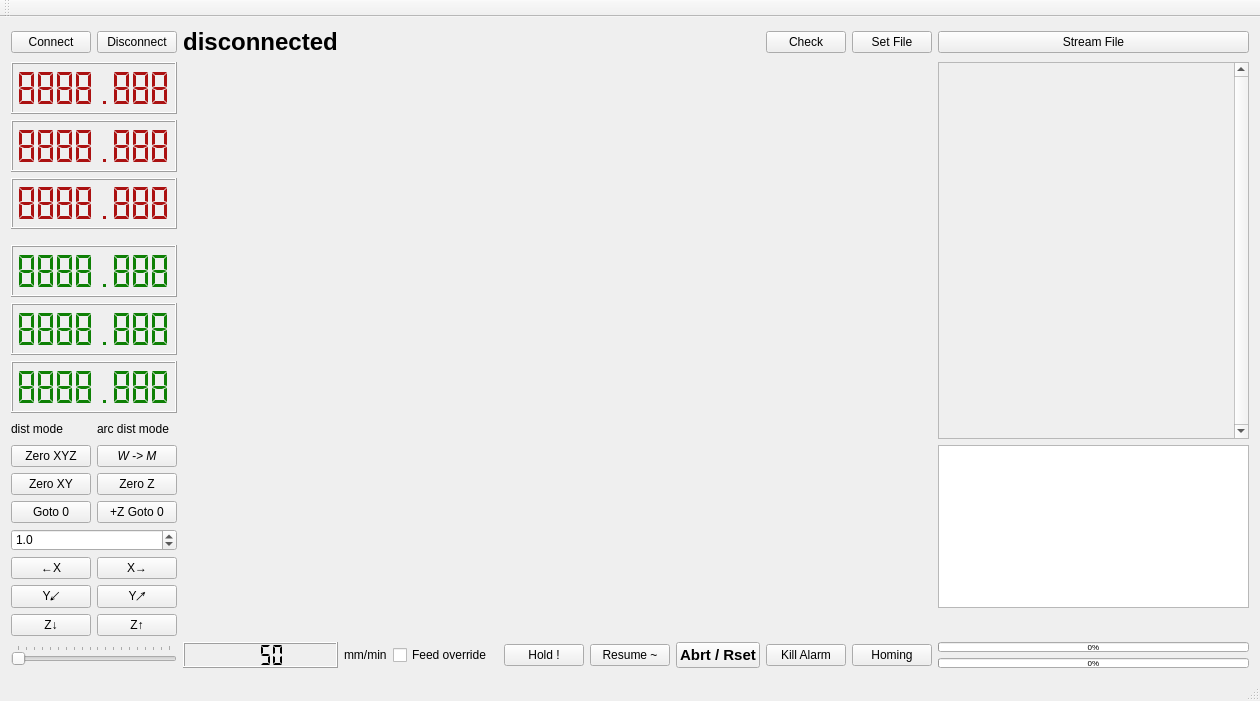
comgram/gerbil_gui, file lib/qt/cnctoolbox/mainwindow.ui: the form before one commit.
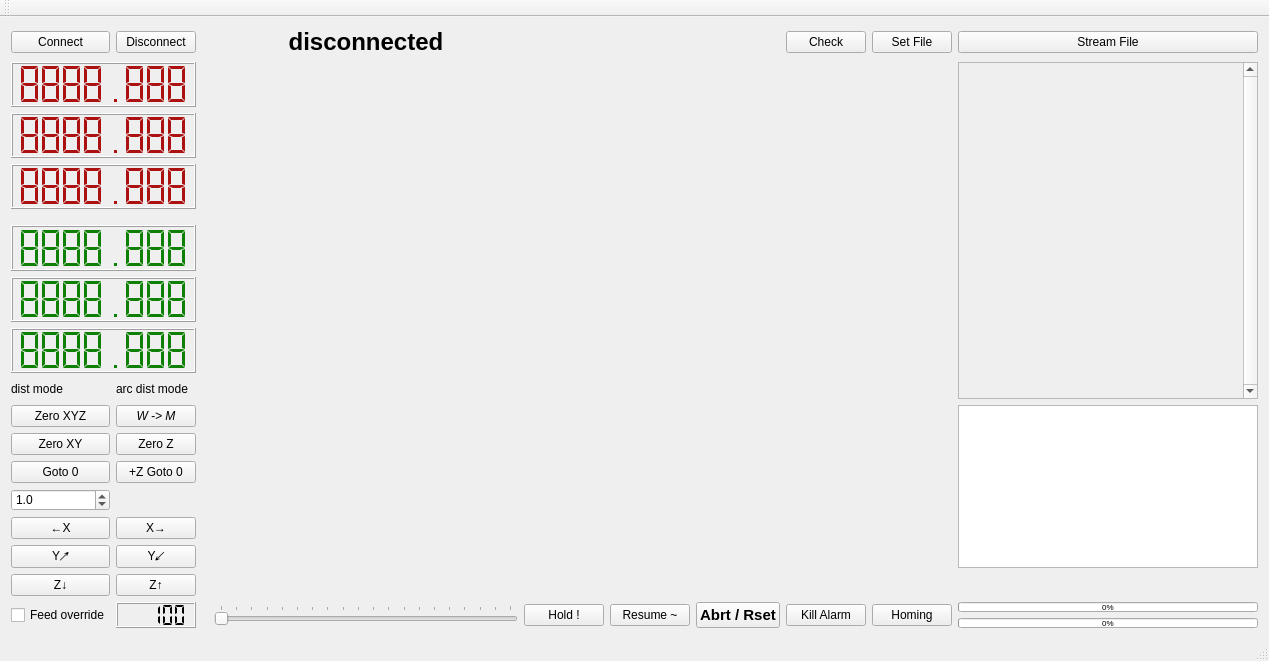
The form after the commit.

Commit message: feed override working

What changed in the file:
```diff
--- a/lib/qt/cnctoolbox/mainwindow.ui
+++ b/lib/qt/cnctoolbox/mainwindow.ui
@@ -6,8 +6,8 @@
    <rect>
     <x>0</x>
     <y>0</y>
-    <width>1260</width>
-    <height>701</height>
+    <width>1269</width>
+    <height>661</height>
    </rect>
   </property>
   <property name="sizePolicy">
@@ -59,20 +59,13 @@
       </property>
      </widget>
     </item>
-    <item row="15" column="10">
+    <item row="16" column="9">
      <widget class="QPushButton" name="pushButton_killalarm">
       <property name="text">
        <string>Kill Alarm</string>
       </property>
      </widget>
     </item>
-    <item row="15" column="4">
-     <widget class="QLabel" name="label_mmmin">
-      <property name="text">
-       <string>mm/min</string>
-      </property>
-     </widget>
-    </item>
     <item row="0" column="1">
      <widget class="QPushButton" name="pushButton_disconnect">
       <property name="text">
@@ -80,23 +73,42 @@
       </property>
      </widget>
     </item>
-    <item row="10" column="0" colspan="2">
-     <widget class="QDoubleSpinBox" name="doubleSpinBox_jogstep">
-      <property name="decimals">
-       <number>1</number>
+    <item row="4" column="11" rowspan="3">
+     <widget class="QScrollArea" name="scrollArea_loginput">
+      <property name="sizePolicy">
+       <sizepolicy hsizetype="Minimum" vsizetype="Expanding">
+        <horstretch>0</horstretch>
+        <verstretch>0</verstretch>
+       </sizepolicy>
       </property>
-      <property name="minimum">
-       <double>0.100000000000000</double>
+      <property name="minimumSize">
+       <size>
+        <width>300</width>
+        <height>0</height>
+       </size>
       </property>
-      <property name="maximum">
-       <double>10.000000000000000</double>
+      <property name="maximumSize">
+       <size>
+        <width>300</width>
+        <height>16777215</height>
+       </size>
       </property>
-      <property name="singleStep">
-       <double>0.100000000000000</double>
+      <property name="verticalScrollBarPolicy">
+       <enum>Qt::ScrollBarAlwaysOn</enum>
       </property>
-      <property name="value">
-       <double>1.000000000000000</double>
+      <property name="widgetResizable">
+       <bool>true</bool>
       </property>
+      <widget class="QWidget" name="scrollAreaWidgetContents">
+       <property name="geometry">
+        <rect>
+         <x>0</x>
+         <y>0</y>
+         <width>285</width>
+         <height>269</height>
+        </rect>
+       </property>
+      </widget>
      </widget>
     </item>
     <item row="0" column="0">
@@ -106,21 +118,14 @@
       </property>
      </widget>
     </item>
-    <item row="15" column="11">
-     <widget class="QPushButton" name="pushButton_homing">
-      <property name="text">
-       <string>Homing</string>
-      </property>
-     </widget>
-    </item>
-    <item row="0" column="10">
+    <item row="0" column="9">
      <widget class="QPushButton" name="pushButton_check">
       <property name="text">
        <string>Check</string>
       </property>
      </widget>
     </item>
-    <item row="15" column="7">
+    <item row="16" column="6">
      <widget class="QPushButton" name="pushButton_hold">
       <property name="text">
        <string>Hold !</string>
@@ -148,8 +153,36 @@
       </property>
      </widget>
     </item>
-    <item row="0" column="12">
+    <item row="7" column="11" rowspan="6">
+     <widget class="QListWidget" name="listWidget_logoutput">
+      <property name="sizePolicy">
+       <sizepolicy hsizetype="Minimum" vsizetype="Expanding">
+        <horstretch>0</horstretch>
+        <verstretch>0</verstretch>
+       </sizepolicy>
+      </property>
+      <property name="minimumSize">
+       <size>
+        <width>300</width>
+        <height>0</height>
+       </size>
+      </property>
+      <property name="maximumSize">
+       <size>
+        <width>300</width>
+        <height>16777215</height>
+       </size>
+      </property>
+     </widget>
+    </item>
+    <item row="0" column="11">
      <widget class="QPushButton" name="pushButton_filestream">
+      <property name="sizePolicy">
+       <sizepolicy hsizetype="Minimum" vsizetype="Fixed">
+        <horstretch>0</horstretch>
+        <verstretch>0</verstretch>
+       </sizepolicy>
+      </property>
       <property name="text">
        <string>Stream File</string>
       </property>
@@ -162,218 +195,6 @@
       </property>
      </widget>
     </item>
-    <item row="15" column="5">
-     <widget class="QCheckBox" name="checkBox_feedoverride">
-      <property name="text">
-       <string>Feed override</string>
-      </property>
-     </widget>
-    </item>
-    <item row="15" column="8">
-     <widget class="QPushButton" name="pushButton_resume">
-      <property name="text">
-       <string>Resume ~</string>
-      </property>
-     </widget>
-    </item>
-    <item row="0" column="3">
-     <widget class="QLabel" name="label_state">
-      <property name="font">
-       <font>
-        <pointsize>18</pointsize>
-        <weight>75</weight>
-        <bold>true</bold>
-       </font>
-      </property>
-      <property name="styleSheet">
-       <string notr="true"/>
-      </property>
-      <property name="text">
-       <string>disconnected</string>
-      </property>
-      <property name="alignment">
-       <set>Qt::AlignCenter</set>
-      </property>
-     </widget>
-    </item>
-    <item row="15" column="3">
-     <widget class="QLCDNumber" name="lcdNumber_feed">
-      <property name="digitCount">
-       <number>4</number>
-      </property>
-      <property name="segmentStyle">
-       <enum>QLCDNumber::Flat</enum>
-      </property>
-      <property name="value" stdset="0">
-       <double>50.000000000000000</double>
-      </property>
-     </widget>
-    </item>
-    <item row="15" column="9">
-     <widget class="QPushButton" name="pushButton_abort">
-      <property name="font">
-       <font>
-        <pointsize>11</pointsize>
-        <weight>75</weight>
-        <bold>true</bold>
-       </font>
-      </property>
-      <property name="autoFillBackground">
-       <bool>false</bool>
-      </property>
-      <property name="styleSheet">
-       <string notr="true"/>
-      </property>
-      <property name="text">
-       <string>Abrt / Rset</string>
-      </property>
-     </widget>
-    </item>
-    <item row="12" column="1">
-     <widget class="QPushButton" name="pushButton_yplus">
-      <property name="text">
-       <string>Y↗</string>
-      </property>
-     </widget>
-    </item>
-    <item row="7" column="12" rowspan="6">
-     <widget class="QListWidget" name="listWidget_logoutput"/>
-    </item>
-    <item row="13" column="12">
-     <layout class="QVBoxLayout" name="verticalLayout_cmd"/>
-    </item>
-    <item row="12" column="0">
-     <widget class="QPushButton" name="pushButton_yminus">
-      <property name="sizePolicy">
-       <sizepolicy hsizetype="Fixed" vsizetype="Fixed">
-        <horstretch>0</horstretch>
-        <verstretch>0</verstretch>
-       </sizepolicy>
-      </property>
-      <property name="font">
-       <font>
-        <stylestrategy>PreferDefault</stylestrategy>
-        <kerning>true</kerning>
-       </font>
-      </property>
-      <property name="layoutDirection">
-       <enum>Qt::LeftToRight</enum>
-      </property>
-      <property name="text">
-       <string>Y↙</string>
-      </property>
-      <property name="default">
-       <bool>false</bool>
-      </property>
-      <property name="flat">
-       <bool>false</bool>
-      </property>
-     </widget>
-    </item>
-    <item row="0" column="11">
-     <widget class="QPushButton" name="pushButton_fileload">
-      <property name="text">
-       <string>Set File</string>
-      </property>
-     </widget>
-    </item>
-    <item row="15" column="0" colspan="2">
-     <widget class="QSlider" name="horizontalSlider_feed">
-      <property name="minimum">
-       <number>50</number>
-      </property>
-      <property name="maximum">
-       <number>1000</number>
-      </property>
-      <property name="singleStep">
-       <number>50</number>
-      </property>
-      <property name="pageStep">
-       <number>100</number>
-      </property>
-      <property name="orientation">
-       <enum>Qt::Horizontal</enum>
-      </property>
-      <property name="invertedAppearance">
-       <bool>false</bool>
-      </property>
-      <property name="invertedControls">
-       <bool>false</bool>
-      </property>
-      <property name="tickPosition">
-       <enum>QSlider::TicksAbove</enum>
-      </property>
-      <property name="tickInterval">
-       <number>50</number>
-      </property>
-     </widget>
-    </item>
-    <item row="15" column="12">
-     <layout class="QVBoxLayout" name="verticalLayout_2">
-      <item>
-       <widget class="QProgressBar" name="progressBar_buffer">
-        <property name="sizePolicy">
-         <sizepolicy hsizetype="Ignored" vsizetype="Fixed">
-          <horstretch>0</horstretch>
-          <verstretch>0</verstretch>
-         </sizepolicy>
-        </property>
-        <property name="maximumSize">
-         <size>
-          <width>16777215</width>
-          <height>10</height>
-         </size>
-        </property>
-        <property name="font">
-         <font>
-          <pointsize>6</pointsize>
-         </font>
-        </property>
-        <property name="value">
-         <number>0</number>
-        </property>
-       </widget>
-      </item>
-      <item>
-       <widget class="QProgressBar" name="progressBar_job">
-        <property name="sizePolicy">
-         <sizepolicy hsizetype="Ignored" vsizetype="Fixed">
-          <horstretch>0</horstretch>
-          <verstretch>0</verstretch>
-         </sizepolicy>
-        </property>
-        <property name="maximumSize">
-         <size>
-          <width>16777215</width>
-          <height>10</height>
-         </size>
-        </property>
-        <property name="font">
-         <font>
-          <pointsize>6</pointsize>
-         </font>
-        </property>
-        <property name="value">
-         <number>0</number>
-        </property>
-       </widget>
-      </item>
-     </layout>
-    </item>
-    <item row="13" column="0">
-     <widget class="QPushButton" name="pushButton_zminus">
-      <property name="text">
-       <string>Z↓</string>
-      </property>
-     </widget>
-    </item>
-    <item row="4" column="3" rowspan="10" colspan="9">
-     <layout class="QGridLayout" name="grid_opengl">
-      <property name="sizeConstraint">
-       <enum>QLayout::SetNoConstraint</enum>
-      </property>
-     </layout>
-    </item>
     <item row="13" column="1">
      <widget class="QPushButton" name="pushButton_zplus">
       <property name="text">
@@ -381,26 +202,6 @@
       </property>
      </widget>
     </item>
-    <item row="4" column="12" rowspan="3">
-     <widget class="QScrollArea" name="scrollArea_loginput">
-      <property name="verticalScrollBarPolicy">
-       <enum>Qt::ScrollBarAlwaysOn</enum>
-      </property>
-      <property name="widgetResizable">
-       <bool>true</bool>
-      </property>
-      <widget class="QWidget" name="scrollAreaWidgetContents">
-       <property name="geometry">
-        <rect>
-         <x>0</x>
-         <y>0</y>
-         <width>236</width>
-         <height>309</height>
-        </rect>
-       </property>
-      </widget>
-     </widget>
-    </item>
     <item row="4" column="0" rowspan="2" colspan="2">
      <layout class="QVBoxLayout" name="verticalLayout_xyz">
       <property name="sizeConstraint">
@@ -544,6 +345,20 @@
       </item>
      </layout>
     </item>
+    <item row="16" column="10">
+     <widget class="QPushButton" name="pushButton_homing">
+      <property name="text">
+       <string>Homing</string>
+      </property>
+     </widget>
+    </item>
+    <item row="16" column="7">
+     <widget class="QPushButton" name="pushButton_resume">
+      <property name="text">
+       <string>Resume ~</string>
+      </property>
+     </widget>
+    </item>
     <item row="6" column="0">
      <widget class="QLabel" name="label_distancemode">
       <property name="maximumSize">
@@ -557,10 +372,37 @@
       </property>
      </widget>
     </item>
-    <item row="7" column="0">
-     <widget class="QPushButton" name="pushButton_zeroxyz">
+    <item row="12" column="0">
+     <widget class="QPushButton" name="pushButton_yplus">
       <property name="text">
-       <string>Zero XYZ</string>
+       <string>Y↗</string>
+      </property>
+     </widget>
+    </item>
+    <item row="16" column="0">
+     <widget class="QCheckBox" name="checkBox_feedoverride">
+      <property name="text">
+       <string>Feed override</string>
+      </property>
+     </widget>
+    </item>
+    <item row="16" column="8">
+     <widget class="QPushButton" name="pushButton_abort">
+      <property name="font">
+       <font>
+        <pointsize>11</pointsize>
+        <weight>75</weight>
+        <bold>true</bold>
+       </font>
+      </property>
+      <property name="autoFillBackground">
+       <bool>false</bool>
+      </property>
+      <property name="styleSheet">
+       <string notr="true"/>
+      </property>
+      <property name="text">
+       <string>Abrt / Rset</string>
       </property>
      </widget>
     </item>
@@ -571,6 +413,219 @@
       </property>
      </widget>
     </item>
+    <item row="13" column="11">
+     <layout class="QVBoxLayout" name="verticalLayout_cmd">
+      <property name="sizeConstraint">
+       <enum>QLayout::SetMinimumSize</enum>
+      </property>
+     </layout>
+    </item>
+    <item row="7" column="0">
+     <widget class="QPushButton" name="pushButton_zeroxyz">
+      <property name="text">
+       <string>Zero XYZ</string>
+      </property>
+     </widget>
+    </item>
+    <item row="0" column="10">
+     <widget class="QPushButton" name="pushButton_fileload">
+      <property name="text">
+       <string>Set File</string>
+      </property>
+     </widget>
+    </item>
+    <item row="13" column="0">
+     <widget class="QPushButton" name="pushButton_zminus">
+      <property name="text">
+       <string>Z↓</string>
+      </property>
+     </widget>
+    </item>
+    <item row="16" column="11">
+     <layout class="QVBoxLayout" name="verticalLayout_2">
+      <item>
+       <widget class="QProgressBar" name="progressBar_buffer">
+        <property name="sizePolicy">
+         <sizepolicy hsizetype="Minimum" vsizetype="Fixed">
+          <horstretch>0</horstretch>
+          <verstretch>0</verstretch>
+         </sizepolicy>
+        </property>
+        <property name="maximumSize">
+         <size>
+          <width>300</width>
+          <height>10</height>
+         </size>
+        </property>
+        <property name="font">
+         <font>
+          <pointsize>6</pointsize>
+         </font>
+        </property>
+        <property name="value">
+         <number>0</number>
+        </property>
+       </widget>
+      </item>
+      <item>
+       <widget class="QProgressBar" name="progressBar_job">
+        <property name="sizePolicy">
+         <sizepolicy hsizetype="Minimum" vsizetype="Fixed">
+          <horstretch>0</horstretch>
+          <verstretch>0</verstretch>
+         </sizepolicy>
+        </property>
+        <property name="maximumSize">
+         <size>
+          <width>300</width>
+          <height>10</height>
+         </size>
+        </property>
+        <property name="font">
+         <font>
+          <pointsize>6</pointsize>
+         </font>
+        </property>
+        <property name="value">
+         <number>0</number>
+        </property>
+       </widget>
+      </item>
+     </layout>
+    </item>
+    <item row="12" column="1">
+     <widget class="QPushButton" name="pushButton_yminus">
+      <property name="sizePolicy">
+       <sizepolicy hsizetype="Fixed" vsizetype="Fixed">
+        <horstretch>0</horstretch>
+        <verstretch>0</verstretch>
+       </sizepolicy>
+      </property>
+      <property name="font">
+       <font>
+        <stylestrategy>PreferDefault</stylestrategy>
+        <kerning>true</kerning>
+       </font>
+      </property>
+      <property name="layoutDirection">
+       <enum>Qt::LeftToRight</enum>
+      </property>
+      <property name="text">
+       <string>Y↙</string>
+      </property>
+      <property name="default">
+       <bool>false</bool>
+      </property>
+      <property name="flat">
+       <bool>false</bool>
+      </property>
+     </widget>
+    </item>
+    <item row="16" column="1">
+     <widget class="QLCDNumber" name="lcdNumber_feed">
+      <property name="digitCount">
+       <number>5</number>
+      </property>
+      <property name="segmentStyle">
+       <enum>QLCDNumber::Flat</enum>
+      </property>
+      <property name="value" stdset="0">
+       <double>100.000000000000000</double>
+      </property>
+      <property name="intValue" stdset="0">
+       <number>100</number>
+      </property>
+     </widget>
+    </item>
+    <item row="4" column="3" rowspan="10" colspan="8">
+     <layout class="QGridLayout" name="grid_opengl">
+      <property name="sizeConstraint">
+       <enum>QLayout::SetMaximumSize</enum>
+      </property>
+     </layout>
+    </item>
+    <item row="10" column="0">
+     <widget class="QDoubleSpinBox" name="doubleSpinBox_jogstep">
+      <property name="decimals">
+       <number>1</number>
+      </property>
+      <property name="minimum">
+       <double>0.100000000000000</double>
+      </property>
+      <property name="maximum">
+       <double>10.000000000000000</double>
+      </property>
+      <property name="singleStep">
+       <double>0.100000000000000</double>
+      </property>
+      <property name="value">
+       <double>1.000000000000000</double>
+      </property>
+     </widget>
+    </item>
+    <item row="0" column="5">
+     <widget class="QLabel" name="label_state">
+      <property name="sizePolicy">
+       <sizepolicy hsizetype="Expanding" vsizetype="Preferred">
+        <horstretch>0</horstretch>
+        <verstretch>0</verstretch>
+       </sizepolicy>
+      </property>
+      <property name="font">
+       <font>
+        <pointsize>18</pointsize>
+        <weight>75</weight>
+        <bold>true</bold>
+       </font>
+      </property>
+      <property name="styleSheet">
+       <string notr="true"/>
+      </property>
+      <property name="text">
+       <string>disconnected</string>
+      </property>
+      <property name="alignment">
+       <set>Qt::AlignCenter</set>
+      </property>
+     </widget>
+    </item>
+    <item row="16" column="5">
+     <widget class="QSlider" name="horizontalSlider_feed">
+      <property name="sizePolicy">
+       <sizepolicy hsizetype="Ignored" vsizetype="Fixed">
+        <horstretch>0</horstretch>
+        <verstretch>0</verstretch>
+       </sizepolicy>
+      </property>
+      <property name="minimum">
+       <number>100</number>
+      </property>
+      <property name="maximum">
+       <number>2000</number>
+      </property>
+      <property name="singleStep">
+       <number>50</number>
+      </property>
+      <property name="pageStep">
+       <number>100</number>
+      </property>
+      <property name="orientation">
+       <enum>Qt::Horizontal</enum>
+      </property>
+      <property name="invertedAppearance">
+       <bool>false</bool>
+      </property>
+      <property name="invertedControls">
+       <bool>false</bool>
+      </property>
+      <property name="tickPosition">
+       <enum>QSlider::TicksAbove</enum>
+      </property>
+      <property name="tickInterval">
+       <number>100</number>
+      </property>
+     </widget>
+    </item>
    </layout>
    <widget class="QLabel" name="label_grbl">
     <property name="geometry">
```
The commit also changes 3 other files.
